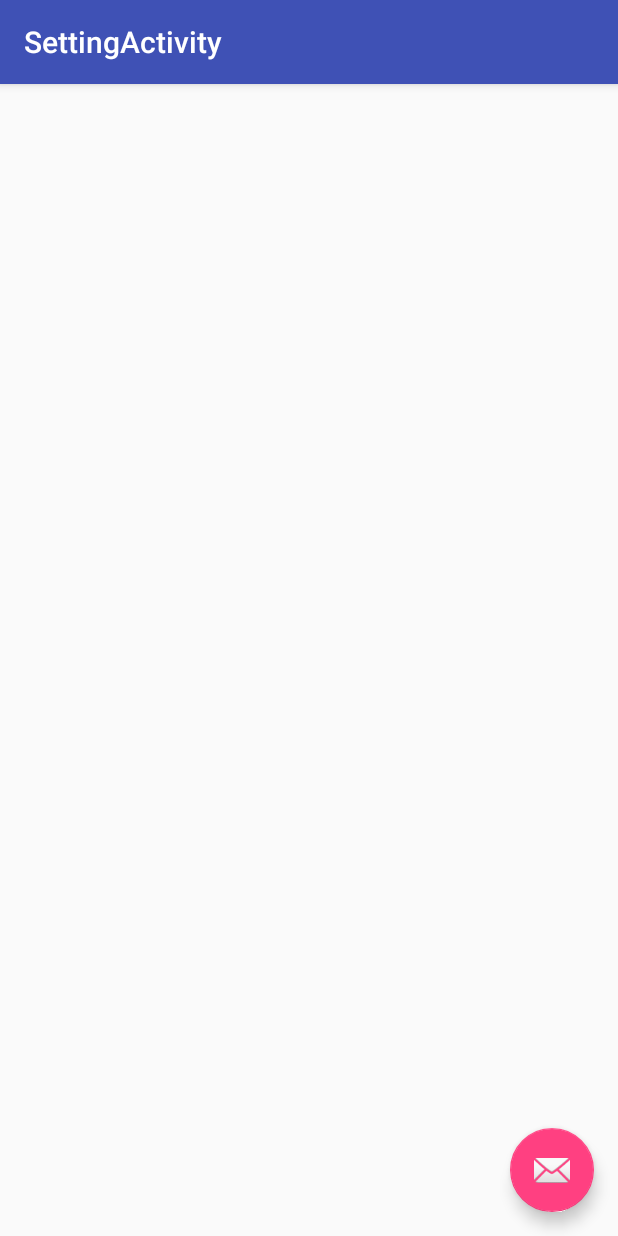
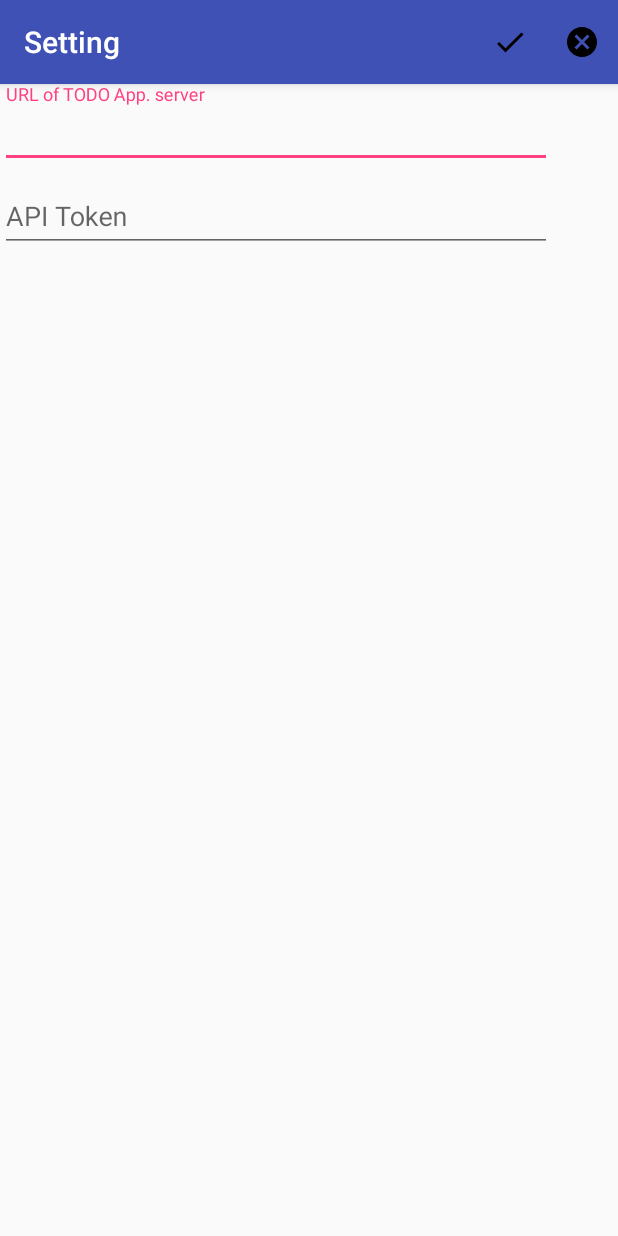
Before and after one commit to rarewin/todoapp-study, an Android app: the SettingActivity screen opened directly, with no data from a screen before it, on a phone screen of 412 x 824 dp. Run offline under Robolectric (Android 15) with nearby library versions, the light colour scheme and no system bars.

Commit message:
設定画面を追加

```diff
--- a/todoapp.android/app/build.gradle
+++ b/todoapp.android/app/build.gradle
@@ -31,4 +31,5 @@ dependencies {
     testImplementation 'junit:junit:4.12'
     androidTestImplementation 'com.android.support.test:runner:1.0.1'
     androidTestImplementation 'com.android.support.test.espresso:espresso-core:3.0.1'
+    implementation 'com.android.support:mediarouter-v7:27.0.2'
 }
--- a/todoapp.android/app/src/main/java/org/tirasweel/todoapp/MainActivity.kt
+++ b/todoapp.android/app/src/main/java/org/tirasweel/todoapp/MainActivity.kt
@@ -1,5 +1,6 @@
 package org.tirasweel.todoapp
 
+import android.content.Intent
 import android.os.Bundle
 import android.support.design.widget.Snackbar
 import android.support.v7.app.AppCompatActivity
@@ -32,7 +33,11 @@ class MainActivity : AppCompatActivity() {
         // automatically handle clicks on the Home/Up button, so long
         // as you specify a parent activity in AndroidManifest.xml.
         return when (item.itemId) {
-            R.id.action_settings -> true
+            R.id.action_settings -> {
+                val intent = Intent(this, SettingActivity::class.java)
+                startActivity(intent)
+                true
+            }
             else -> super.onOptionsItemSelected(item)
         }
     }
--- a/todoapp.android/app/src/main/java/org/tirasweel/todoapp/SettingActivity.kt
+++ b/todoapp.android/app/src/main/java/org/tirasweel/todoapp/SettingActivity.kt
@@ -3,20 +3,22 @@ package org.tirasweel.todoapp
 import android.os.Bundle
 import android.support.design.widget.Snackbar
 import android.support.v7.app.AppCompatActivity
+import android.view.Menu
 
 import kotlinx.android.synthetic.main.activity_setting.*
 
 class SettingActivity : AppCompatActivity() {
 
+    override fun onCreateOptionsMenu(menu: Menu): Boolean {
+        // Inflate the menu; this adds items to the action bar if it is present.
+        menuInflater.inflate(R.menu.menu_setting, menu)
+        return true
+    }
+
     override fun onCreate(savedInstanceState: Bundle?) {
         super.onCreate(savedInstanceState)
         setContentView(R.layout.activity_setting)
         setSupportActionBar(toolbar)
-
-        fab.setOnClickListener { view ->
-            Snackbar.make(view, "Replace with your own action", Snackbar.LENGTH_LONG)
-                    .setAction("Action", null).show()
-        }
     }
 
 }
--- /dev/null
+++ b/todoapp.android/app/src/main/res/drawable/ic_cancel_black_24dp.xml
@@ -0,0 +1,9 @@
+<vector xmlns:android="http://schemas.android.com/apk/res/android"
+        android:width="24dp"
+        android:height="24dp"
+        android:viewportWidth="24.0"
+        android:viewportHeight="24.0">
+    <path
+        android:fillColor="#FF000000"
+        android:pathData="M12,2C6.47,2 2,6.47 2,12s4.47,10 10,10 10,-4.47 10,-10S17.53,2 12,2zM17,15.59L15.59,17 12,13.41 8.41,17 7,15.59 10.59,12 7,8.41 8.41,7 12,10.59 15.59,7 17,8.41 13.41,12 17,15.59z"/>
+</vector>
--- /dev/null
+++ b/todoapp.android/app/src/main/res/drawable/ic_done_black_24dp.xml
@@ -0,0 +1,9 @@
+<vector xmlns:android="http://schemas.android.com/apk/res/android"
+        android:width="24dp"
+        android:height="24dp"
+        android:viewportWidth="24.0"
+        android:viewportHeight="24.0">
+    <path
+        android:fillColor="#FF000000"
+        android:pathData="M9,16.2L4.8,12l-1.4,1.4L9,19 21,7l-1.4,-1.4L9,16.2z"/>
+</vector>
--- /dev/null
+++ b/todoapp.android/app/src/main/res/drawable/ic_settings_black_24dp.xml
@@ -0,0 +1,9 @@
+<vector xmlns:android="http://schemas.android.com/apk/res/android"
+        android:width="24dp"
+        android:height="24dp"
+        android:viewportWidth="24.0"
+        android:viewportHeight="24.0">
+    <path
+        android:fillColor="#FF000000"
+        android:pathData="M19.43,12.98c0.04,-0.32 0.07,-0.64 0.07,-0.98s-0.03,-0.66 -0.07,-0.98l2.11,-1.65c0.19,-0.15 0.24,-0.42 0.12,-0.64l-2,-3.46c-0.12,-0.22 -0.39,-0.3 -0.61,-0.22l-2.49,1c-0.52,-0.4 -1.08,-0.73 -1.69,-0.98l-0.38,-2.65C14.46,2.18 14.25,2 14,2h-4c-0.25,0 -0.46,0.18 -0.49,0.42l-0.38,2.65c-0.61,0.25 -1.17,0.59 -1.69,0.98l-2.49,-1c-0.23,-0.09 -0.49,0 -0.61,0.22l-2,3.46c-0.13,0.22 -0.07,0.49 0.12,0.64l2.11,1.65c-0.04,0.32 -0.07,0.65 -0.07,0.98s0.03,0.66 0.07,0.98l-2.11,1.65c-0.19,0.15 -0.24,0.42 -0.12,0.64l2,3.46c0.12,0.22 0.39,0.3 0.61,0.22l2.49,-1c0.52,0.4 1.08,0.73 1.69,0.98l0.38,2.65c0.03,0.24 0.24,0.42 0.49,0.42h4c0.25,0 0.46,-0.18 0.49,-0.42l0.38,-2.65c0.61,-0.25 1.17,-0.59 1.69,-0.98l2.49,1c0.23,0.09 0.49,0 0.61,-0.22l2,-3.46c0.12,-0.22 0.07,-0.49 -0.12,-0.64l-2.11,-1.65zM12,15.5c-1.93,0 -3.5,-1.57 -3.5,-3.5s1.57,-3.5 3.5,-3.5 3.5,1.57 3.5,3.5 -1.57,3.5 -3.5,3.5z"/>
+</vector>
--- a/todoapp.android/app/src/main/res/layout/activity_setting.xml
+++ b/todoapp.android/app/src/main/res/layout/activity_setting.xml
@@ -22,12 +22,4 @@
 
     <include layout="@layout/content_setting" />
 
-    <android.support.design.widget.FloatingActionButton
-        android:id="@+id/fab"
-        android:layout_width="wrap_content"
-        android:layout_height="wrap_content"
-        android:layout_gravity="bottom|end"
-        android:layout_margin="@dimen/fab_margin"
-        app:srcCompat="@android:drawable/ic_dialog_email" />
-
 </android.support.design.widget.CoordinatorLayout>
--- a/todoapp.android/app/src/main/res/layout/fragment_setting.xml
+++ b/todoapp.android/app/src/main/res/layout/fragment_setting.xml
@@ -7,4 +7,36 @@
     tools:context=".SettingActivityFragment"
     tools:showIn="@layout/activity_setting">
 
+    <LinearLayout
+        android:layout_width="368dp"
+        android:layout_height="439dp"
+        android:orientation="vertical"
+        tools:layout_editor_absoluteX="8dp"
+        tools:layout_editor_absoluteY="8dp">
+
+        <android.support.design.widget.TextInputLayout
+            android:id="@+id/textInputJsonHost"
+            android:layout_width="match_parent"
+            android:layout_height="wrap_content">
+
+            <android.support.design.widget.TextInputEditText
+                android:id="@+id/textInputEditJsonHost"
+                android:layout_width="match_parent"
+                android:layout_height="wrap_content"
+                android:hint="@string/json_host"
+                android:inputType="textUri" />
+        </android.support.design.widget.TextInputLayout>
+
+        <android.support.design.widget.TextInputLayout
+            android:id="@+id/textInputApiToken"
+            android:layout_width="match_parent"
+            android:layout_height="match_parent">
+
+            <android.support.design.widget.TextInputEditText
+                android:id="@+id/textInputEditApiToken"
+                android:layout_width="match_parent"
+                android:layout_height="wrap_content"
+                android:hint="@string/api_token" />
+        </android.support.design.widget.TextInputLayout>
+    </LinearLayout>
 </android.support.constraint.ConstraintLayout>
--- a/todoapp.android/app/src/main/res/menu/menu_main.xml
+++ b/todoapp.android/app/src/main/res/menu/menu_main.xml
@@ -4,7 +4,8 @@
     tools:context="org.tirasweel.todoapp.MainActivity">
     <item
         android:id="@+id/action_settings"
+        android:icon="@drawable/ic_settings_black_24dp"
         android:orderInCategory="100"
         android:title="@string/action_settings"
-        app:showAsAction="never" />
+        app:showAsAction="never|always" />
 </menu>
--- a/todoapp.android/app/src/main/res/menu/menu_setting.xml
+++ b/todoapp.android/app/src/main/res/menu/menu_setting.xml
@@ -3,8 +3,15 @@
     xmlns:tools="http://schemas.android.com/tools"
     tools:context="org.tirasweel.todoapp.SettingActivity">
     <item
-        android:id="@+id/action_settings"
-        android:orderInCategory="100"
-        android:title="@string/action_settings"
-        app:showAsAction="never" />
+        android:id="@+id/menuDone"
+        android:icon="@drawable/ic_done_black_24dp"
+        android:orderInCategory="101"
+        android:title="@string/menu_done"
+        app:showAsAction="always" />
+    <item
+        android:id="@+id/menuCancel"
+        android:icon="@drawable/ic_cancel_black_24dp"
+        android:orderInCategory="102"
+        android:title="@string/menu_cancel"
+        app:showAsAction="always" />
 </menu>
--- a/todoapp.android/app/src/main/res/values/strings.xml
+++ b/todoapp.android/app/src/main/res/values/strings.xml
@@ -1,5 +1,9 @@
 <resources>
     <string name="app_name">ToDoApp</string>
     <string name="action_settings">Settings</string>
-    <string name="title_activity_setting">SettingActivity</string>
+    <string name="title_activity_setting">Setting</string>
+    <string name="json_host">URL of TODO App. server</string>
+    <string name="api_token">API Token</string>
+    <string name="menu_done">Done</string>
+    <string name="menu_cancel">Cancel</string>
 </resources>
--- a/todoapp.android/build.gradle
+++ b/todoapp.android/build.gradle
@@ -1,7 +1,7 @@
 // Top-level build file where you can add configuration options common to all sub-projects/modules.
 
 buildscript {
-    ext.kotlin_version = '1.2.10'
+    ext.kotlin_version = '1.2.21'
     repositories {
         google()
         jcenter()
```
Also changed, not shown: 1 other file.
